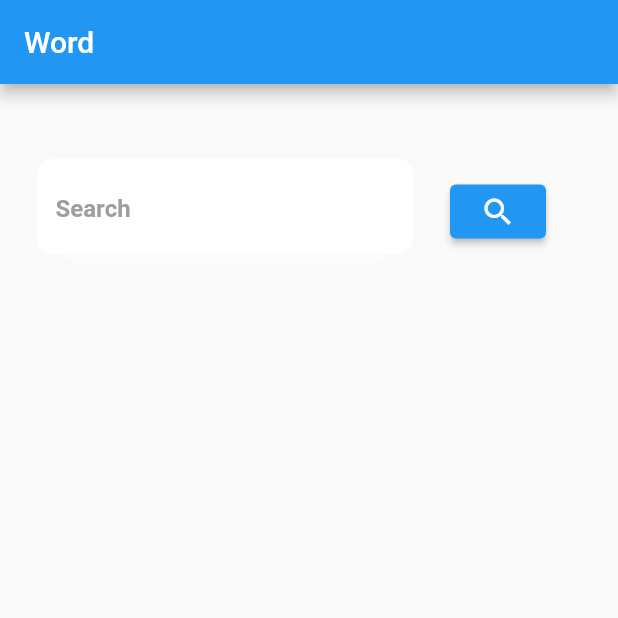
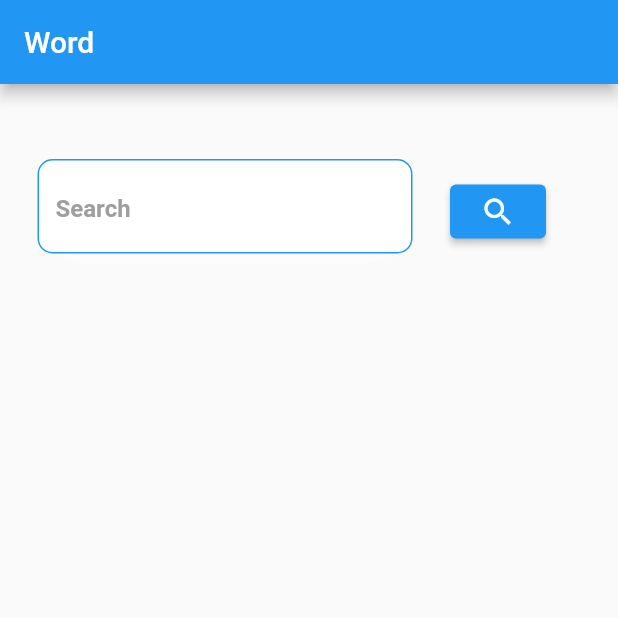
Before and after one commit to ravshan1119/practice, a Flutter app: the screen it shows after launch, on a phone screen of 412 x 824 dp, the top half of it. Run offline on Flutter 3.47's test engine with Material 2 defaults, Android fonts, the phone set to English and light mode, and no system bars; our stand-ins replace audioplayers, dio, get; Roboto replaces fonts that are missing (DMSans).

Commit message:
proctic task

```diff
--- a/lib/ui/global_text_fields.dart
+++ b/lib/ui/global_text_fields.dart
@@ -55,7 +55,7 @@ class GlobalTextField extends StatelessWidget {
               fontFamily: "DMSans"),
           enabledBorder: OutlineInputBorder(
             borderRadius: BorderRadius.circular(10),
-            borderSide: const BorderSide(width: 1, color: Colors.white),
+            borderSide: const BorderSide(width: 1, color: Colors.blue),
           ),
           disabledBorder: OutlineInputBorder(
             borderRadius: BorderRadius.circular(30),
```
Also changed, not shown: lib/ui/words_page.dart (+0 -77 lines).
